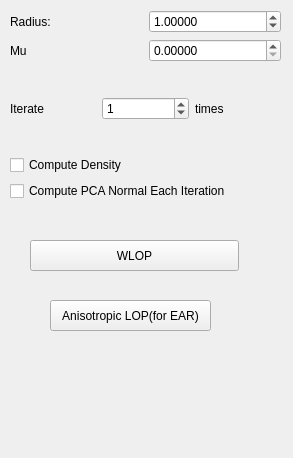
Old version of the form Point Cloud/UI/para_wlop.ui in the repository sunwaylive/quality-driven-poisson-guided-autoscanning.
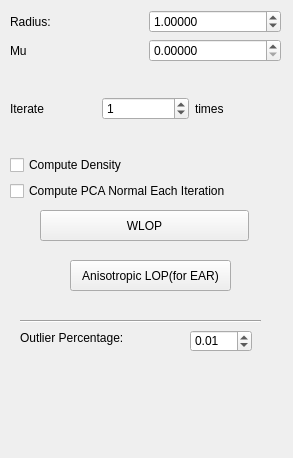
New version of the form.

Commit message:
* added remove outliers function in global_functions.h
* the outlier percentage control is in wlop_dlg UI

What changed in the file:
```diff
--- a/Point Cloud/UI/para_wlop.ui
+++ b/Point Cloud/UI/para_wlop.ui
@@ -121,8 +121,8 @@
   <widget class="QPushButton" name="anisotropic_lop_apply">
    <property name="geometry">
     <rect>
-     <x>50</x>
-     <y>300</y>
+     <x>70</x>
+     <y>260</y>
      <width>161</width>
      <height>31</height>
     </rect>
@@ -134,8 +134,8 @@
   <widget class="QPushButton" name="wlop_apply">
    <property name="geometry">
     <rect>
-     <x>30</x>
-     <y>240</y>
+     <x>40</x>
+     <y>210</y>
      <width>209</width>
      <height>31</height>
     </rect>
@@ -144,6 +144,51 @@
     <string>WLOP</string>
    </property>
   </widget>
+  <widget class="QDoubleSpinBox" name="doubleSpinBox_outlier_percentage">
+   <property name="geometry">
+    <rect>
+     <x>190</x>
+     <y>330</y>
+     <width>62</width>
+     <height>22</height>
+    </rect>
+   </property>
+   <property name="maximum">
+    <double>1.000000000000000</double>
+   </property>
+   <property name="singleStep">
+    <double>0.100000000000000</double>
+   </property>
+   <property name="value">
+    <double>0.010000000000000</double>
+   </property>
+  </widget>
+  <widget class="QLabel" name="label_5">
+   <property name="geometry">
+    <rect>
+     <x>20</x>
+     <y>330</y>
+     <width>131</width>
+     <height>16</height>
+    </rect>
+   </property>
+   <property name="text">
+    <string>Outlier Percentage:</string>
+   </property>
+  </widget>
+  <widget class="Line" name="line">
+   <property name="geometry">
+    <rect>
+     <x>20</x>
+     <y>313</y>
+     <width>241</width>
+     <height>16</height>
+    </rect>
+   </property>
+   <property name="orientation">
+    <enum>Qt::Horizontal</enum>
+   </property>
+  </widget>
  </widget>
  <resources/>
  <connections/>
```
The commit also changes 13 other files.
